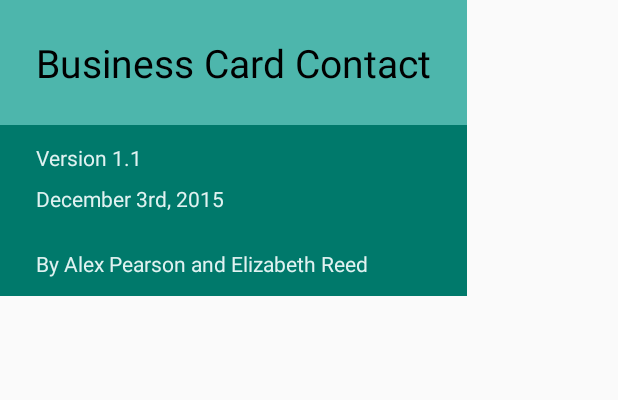
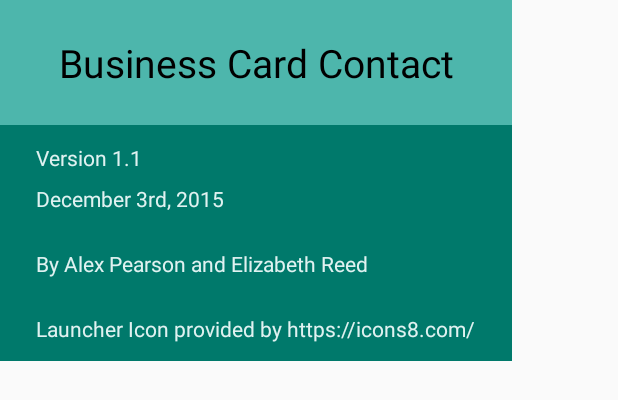
Before and after one commit to andantecantabile/BusinessCardApp, an Android app: the layout app_about.xml on its own in the app's theme, with its tools: preview values and no code run, on a phone screen of 412 x 824 dp. Shown: the top 400 px of the screen. Run offline under Robolectric (Android 15) with nearby library versions, the phone set to English and light mode, and no system bars.

Commit message:
Temporary custom launcher icon link on about page.

```diff
--- a/BusinessCardContact/app/src/main/res/layout/app_about.xml
+++ b/BusinessCardContact/app/src/main/res/layout/app_about.xml
@@ -48,5 +48,14 @@
         android:paddingRight="24dp"
         android:textColor="@color/theme1Color50"
         android:text="@string/about_authors"/>
+    <TextView
+        android:layout_width="match_parent"
+        android:layout_height="wrap_content"
+        android:paddingTop="12dp"
+        android:paddingBottom="12dp"
+        android:paddingLeft="24dp"
+        android:paddingRight="24dp"
+        android:textColor="@color/theme1Color50"
+        android:text="Launcher Icon provided by https://icons8.com/"/>
     </LinearLayout>
 </LinearLayout>
```
